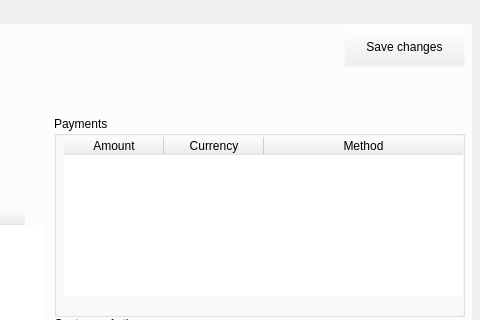
Qt form mainwindow.ui (maksymba0/MXHotel) before a commit; both pictures show x 688 to 1168 and y 0 to 320 of the 1168 by 695 pixel window.
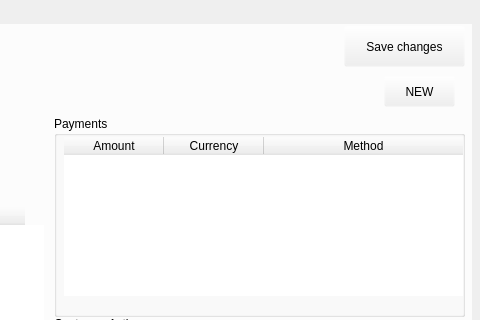
The same form after that commit. Icons and pictures are not drawn.

Commit message: Updated booking page. Class constructors. CheckedIn field added.Customer table updated. Added DBLClick event. Basic Logic to buttons( CheckIn,CheckOut,Remove,Create). BUtton NEW added to clearn current UI data.

Patch:
```diff
--- a/mainwindow.ui
+++ b/mainwindow.ui
@@ -1368,6 +1368,19 @@
        <string>Room --- (Floor: --- )</string>
       </property>
      </widget>
+     <widget class="QPushButton" name="pushButton_7">
+      <property name="geometry">
+       <rect>
+        <x>1070</x>
+        <y>50</y>
+        <width>71</width>
+        <height>31</height>
+       </rect>
+      </property>
+      <property name="text">
+       <string>NEW</string>
+      </property>
+     </widget>
     </widget>
     <widget class="QWidget" name="tab_2">
      <attribute name="title">
```
The commit also changes 26 other files.
